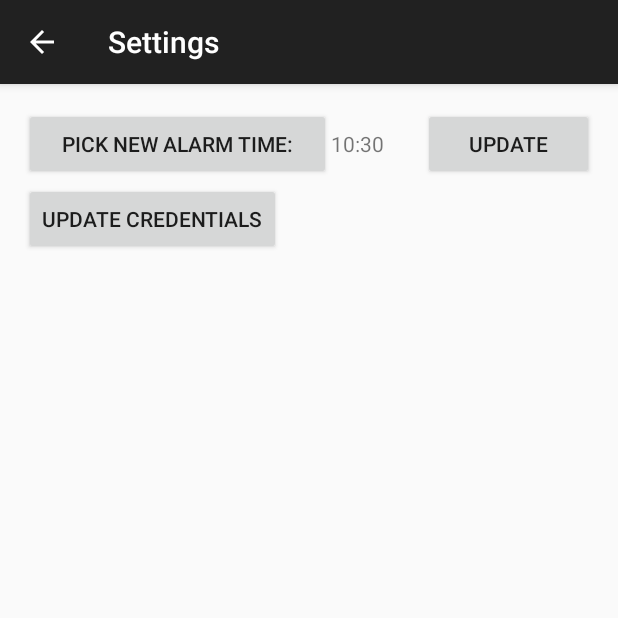
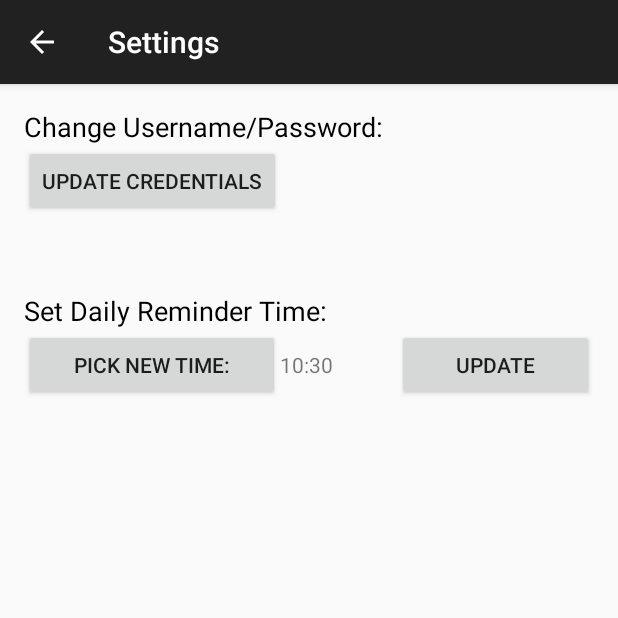
Before and after one commit to Truckle12/FeelingsDiary, an Android app: the SettingsActivity screen opened directly, with no data from a screen before it, on a phone screen of 412 x 824 dp, the top half of it. Run offline under Robolectric (Android 15) with nearby library versions, the phone set to English and light mode, and no system bars.

```diff
--- a/app/src/main/java/com/example/ssteffanus/feelingsdiary/MainActivity.java
+++ b/app/src/main/java/com/example/ssteffanus/feelingsdiary/MainActivity.java
@@ -189,19 +189,17 @@ public class MainActivity extends AppCompatActivity implements NavigationDrawerF
             createEntry();
         }else if (position == 1){ // open Calender
             openCalendar();
-        }else if(position ==2){ // Profile
-
-        }else if(position == 3){ // Settings
+        }else if(position == 2){ // Settings
             Intent settingsIntent = new Intent(this, SettingsActivity.class);
             startActivity(settingsIntent);
-        }else if (position == 4){ // status
+        }else if (position == 3){ // status
             HashMap<String,ArrayList<EntryClass>> moods = mJournal.getEntries();
             String emotion = findEmotion(moods);
             Intent intent = new Intent(this, Summary.class);
             Log.i(TAG,"setting up Intent in MainActivity  and the emotion is " +emotion);
             intent.putExtra("mood",emotion);
             startActivity(intent);
-        }else if( position == 5 ){  //LOGIN
+        }else if( position == 4 ){  //LOGIN
             SharedPreferences preferences = getSharedPreferences("credentials", MODE_PRIVATE);
             SharedPreferences.Editor prefEditor = preferences.edit();
             prefEditor.putString("loggedin", "false");
--- a/app/src/main/java/com/example/ssteffanus/feelingsdiary/NavigationDrawerFragment.java
+++ b/app/src/main/java/com/example/ssteffanus/feelingsdiary/NavigationDrawerFragment.java
@@ -98,9 +98,8 @@ public class NavigationDrawerFragment extends Fragment {
                 new String[]{
                         "Create New Entry",
                         "Open Calendar",
-                        getString(R.string.title_section1),
                         getString(R.string.title_section2),
-                        getString(R.string.title_section3),
+                        "Summary",
                         "Log Out"
 
                 }));
--- a/app/src/main/res/layout/settings_layout.xml
+++ b/app/src/main/res/layout/settings_layout.xml
@@ -7,18 +7,50 @@
     tools:context="com.example.ssteffanus.feelingsdiary.SettingsActivity">
 
     <LinearLayout
-        android:orientation="horizontal"
+        android:orientation="vertical"
         android:layout_width="match_parent"
         android:layout_height="match_parent"
-        android:layout_alignParentTop="true"
-        android:layout_centerHorizontal="true">
+        android:layout_alignParentStart="true">
 
-
+        <TextView
+            android:layout_width="wrap_content"
+            android:layout_height="wrap_content"
+            android:textAppearance="?android:attr/textAppearanceMedium"
+            android:text="Change Username/Password:"
+            android:textColor="#000000"
+            android:id="@+id/textView10" />
 
         <Button
             android:layout_width="wrap_content"
             android:layout_height="wrap_content"
-            android:text="Pick New Alarm Time:"
+            android:text="Update Credentials"
+            android:id="@+id/credentials_button" />
+
+        <View
+            android:layout_width="1dp"
+            android:layout_height="1dp"
+            android:layout_weight="1"/>
+
+        <TextView
+            android:layout_width="wrap_content"
+            android:layout_height="wrap_content"
+            android:textAppearance="?android:attr/textAppearanceMedium"
+            android:text="Set Daily Reminder Time:"
+            android:textColor="#000000"
+            android:id="@+id/textView11" />
+
+        <LinearLayout
+            android:orientation="horizontal"
+            android:layout_width="match_parent"
+            android:layout_height="wrap_content"
+            android:layout_alignParentTop="true"
+            android:layout_centerHorizontal="true"
+            android:layout_weight="1">
+
+            <Button
+                android:layout_width="wrap_content"
+                android:layout_height="wrap_content"
+                android:text="Pick New Time:"
                 android:id="@+id/time_picker_button"
                 android:layout_alignParentStart="true"
                 android:layout_weight="1"/>
@@ -41,11 +73,11 @@
 
         </LinearLayout>
 
-    <Button
-        android:layout_width="wrap_content"
-        android:layout_height="wrap_content"
-        android:text="Update Credentials"
-        android:id="@+id/credentials_button"
-        android:layout_marginTop="50dp" />
+        <View
+            android:layout_width="1dp"
+            android:layout_height="1dp"
+            android:layout_weight="10"/>
+
+    </LinearLayout>
 
 </RelativeLayout>
```
Also changed, not shown: 3 other files. Lines whose indentation alone changed are shown as unchanged.
